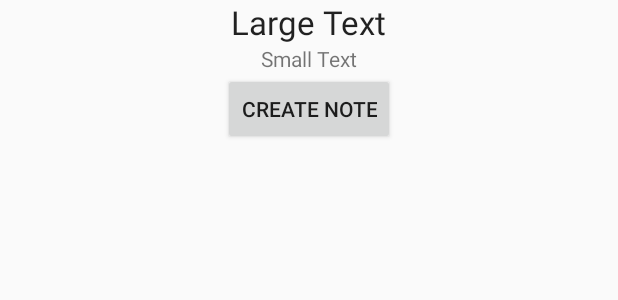
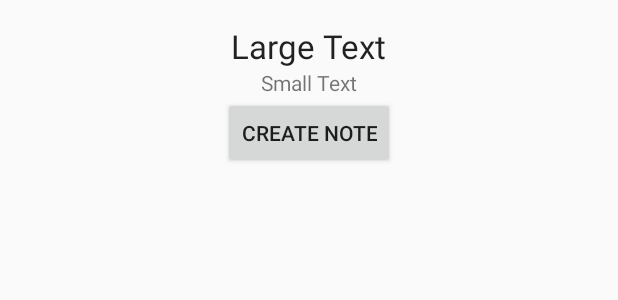
Before and after one commit to fed1620/BookWarm, an Android app: the layout activity_add_note.xml on its own in the app's theme, with its tools: preview values and no code run, on a phone screen of 412 x 824 dp. Shown: the top 300 px of the screen. Run offline under Robolectric (Android 15) with nearby library versions, the phone set to English and light mode, and no system bars.

Commit message:
Activities Created and Runnable

```diff
--- a/app/src/main/res/layout/activity_add_note.xml
+++ b/app/src/main/res/layout/activity_add_note.xml
@@ -1,28 +1,34 @@
-<?xml version="1.0" encoding="utf-8"?>
-<LinearLayout xmlns:android="http://schemas.android.com/apk/res/android"
-    android:orientation="vertical" android:layout_width="match_parent"
-    android:layout_height="match_parent">
+<RelativeLayout xmlns:android="http://schemas.android.com/apk/res/android"
+    xmlns:tools="http://schemas.android.com/tools" android:layout_width="match_parent"
+    android:layout_height="match_parent" android:paddingLeft="@dimen/activity_horizontal_margin"
+    android:paddingRight="@dimen/activity_horizontal_margin"
+    android:paddingTop="@dimen/activity_vertical_margin"
+    android:paddingBottom="@dimen/activity_vertical_margin"
+    tools:context="edu.byui.cs246.bookwarm.AddNoteActivity">
 
     <TextView
         android:layout_width="wrap_content"
         android:layout_height="wrap_content"
         android:textAppearance="?android:attr/textAppearanceLarge"
         android:text="Large Text"
-        android:id="@+id/textView"
-        android:layout_gravity="center_horizontal" />
+        android:id="@+id/noteText"
+        android:layout_alignParentTop="true"
+        android:layout_centerHorizontal="true" />
 
     <TextView
         android:layout_width="wrap_content"
         android:layout_height="wrap_content"
         android:textAppearance="?android:attr/textAppearanceSmall"
         android:text="Small Text"
-        android:id="@+id/textView2"
-        android:layout_gravity="center_horizontal" />
+        android:id="@+id/page"
+        android:layout_below="@+id/noteText"
+        android:layout_centerHorizontal="true" />
 
     <Button
         android:layout_width="wrap_content"
         android:layout_height="wrap_content"
         android:text="Create Note"
-        android:id="@+id/createNoteButton"
-        android:layout_gravity="center_horizontal" />
-</LinearLayout>
+        android:id="@+id/createNote"
+        android:layout_below="@+id/page"
+        android:layout_centerHorizontal="true" />
+</RelativeLayout>
--- a/app/src/main/res/values/strings.xml
+++ b/app/src/main/res/values/strings.xml
@@ -29,6 +29,8 @@
         <item>Reading</item>
         <item>Have Already Read</item>
     </string-array>
+    <string name="title_activity_list_note">ListNoteActivity</string>
+    <string name="title_activity_add_note">AddNote</string>
 
 
 </resources>
```
Also changed, not shown: app/src/main/AndroidManifest.xml (+9 -2 lines), app/src/main/java/edu/byui/cs246/bookwarm/BookDetailsActivity.java (+13 -0 lines), app/src/main/java/edu/byui/cs246/bookwarm/ListNoteActivity.java (added, +55 -0 lines), app/src/main/res/layout/activity_list_note.xml (added, +24 -0 lines), app/src/main/res/menu/menu_add_note.xml (added, +7 -0 lines), app/src/main/res/menu/menu_list_note.xml (added, +7 -0 lines), app/src/main/java/edu/byui/cs246/bookwarm/MainActivity.java (line endings or trailing spaces).
